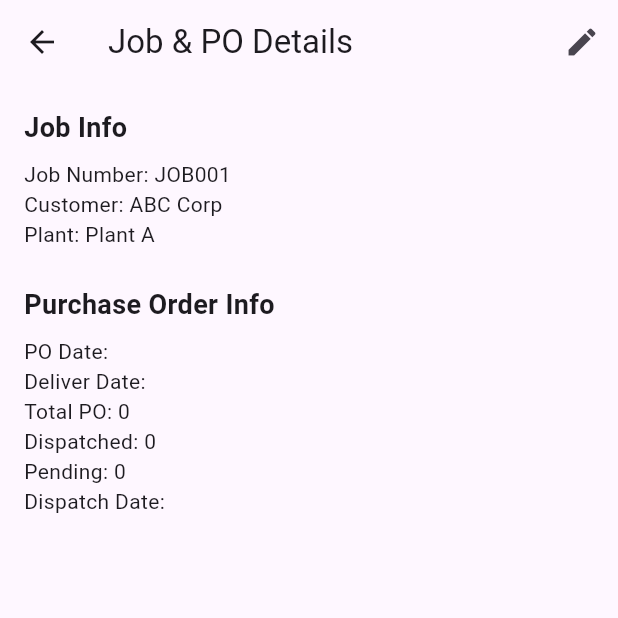
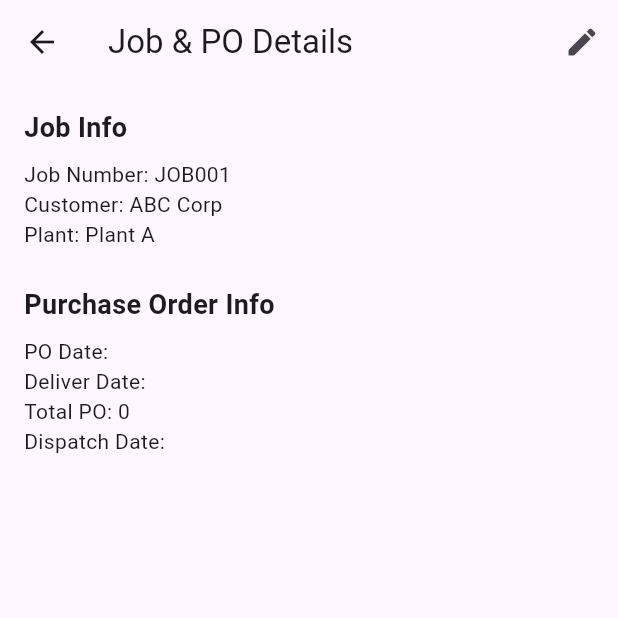
Before and after one commit to SHANKHHHH/NRCapp, a Flutter app: the PoAssignDetailsPage screen opened directly with sample values from the repository, on a phone screen of 412 x 824 dp, the top half of it. Run offline on Flutter 3.47's test engine with Material 3 defaults, Android fonts, the phone set to English and light mode, and no system bars; our stand-ins replace dio, go_router, shared_preferences; accounts and stored records are empty.

Commit message:
Updated the Details of both the Po and Job

```diff
--- a/lib/data/models/Job.dart
+++ b/lib/data/models/Job.dart
@@ -1,4 +1,5 @@
 import 'package:flutter/material.dart';
+import 'package:nrc/data/models/purchase_order.dart';
 
 enum JobStatus { active, inactive, hold, workingStarted, completed }
 enum JobDemand { high, medium, low }
@@ -35,6 +36,7 @@ class Job {
   final String? artworkApprovalDate;
   final String? shadeCardDate;
   final bool hasPoAdded;
+  final PurchaseOrder? purchaseOrder;
 
   Job({
     required this.jobNumber,
@@ -66,6 +68,7 @@ class Job {
     this.artworkApprovalDate,
     this.shadeCardDate,
     this.hasPoAdded = false,
+    this.purchaseOrder,
   });
 
   // Check if all artwork workflow steps are completed
@@ -115,6 +118,7 @@ class Job {
     String? artworkApprovalDate,
     String? shadeCardDate,
     bool? hasPoAdded,
+    PurchaseOrder? purchaseOrder,
   }) {
     return Job(
       jobNumber: jobNumber ?? this.jobNumber,
@@ -146,6 +150,7 @@ class Job {
       artworkApprovalDate: artworkApprovalDate ?? this.artworkApprovalDate,
       shadeCardDate: shadeCardDate ?? this.shadeCardDate,
       hasPoAdded: hasPoAdded ?? this.hasPoAdded,
+      purchaseOrder: purchaseOrder ?? this.purchaseOrder,
     );
   }
 }
--- a/lib/data/models/purchase_order.dart
+++ b/lib/data/models/purchase_order.dart
@@ -2,16 +2,12 @@ class PurchaseOrder {
   final String purchaseOrderDate;
   final String deliverDate;
   final int totalPo;
-  final int dispatchPo;
   final String dispatchDate;
 
   PurchaseOrder({
     required this.purchaseOrderDate,
     required this.deliverDate,
     required this.totalPo,
-    required this.dispatchPo,
     required this.dispatchDate,
   });
-
-  int get pending => totalPo - dispatchPo;
 }
--- a/lib/presentation/pages/purchaseorder/PoAssignDetailsPage.dart
+++ b/lib/presentation/pages/purchaseorder/PoAssignDetailsPage.dart
@@ -49,8 +49,6 @@ class PoAssignDetailsPage extends StatelessWidget {
           Text('PO Date: ${purchaseOrder.purchaseOrderDate}'),
           Text('Deliver Date: ${purchaseOrder.deliverDate}'),
           Text('Total PO: ${purchaseOrder.totalPo}'),
-          Text('Dispatched: ${purchaseOrder.dispatchPo}'),
-          Text('Pending: ${purchaseOrder.pending}'),
           Text('Dispatch Date: ${purchaseOrder.dispatchDate}'),
         ],
       ),
--- a/lib/presentation/pages/purchaseorder/PurchaseOrderInput.dart
+++ b/lib/presentation/pages/purchaseorder/PurchaseOrderInput.dart
@@ -40,7 +40,6 @@ class _PurchaseOrderInputState extends State<PurchaseOrderInput> {
       _purchaseOrderDateController.text = widget.existingPo!.purchaseOrderDate;
       _deliverDateController.text = widget.existingPo!.deliverDate;
       _totalPoController.text = widget.existingPo!.totalPo.toString();
-      _dispatchPoController.text = widget.existingPo!.dispatchPo.toString();
       _dispatchDateController.text = widget.existingPo!.dispatchDate;
     }
 
@@ -541,15 +540,16 @@ class _PurchaseOrderInputState extends State<PurchaseOrderInput> {
         purchaseOrderDate: _purchaseOrderDateController.text,
         deliverDate: _deliverDateController.text,
         totalPo: int.parse(_totalPoController.text),
-        dispatchPo: int.parse(_dispatchPoController.text),
         dispatchDate: _dispatchDateController.text,
       );
+
+      final updatedJob = widget.job.copyWith(purchaseOrder: purchaseOrder, hasPoAdded: true);
 
       // Navigate to Job Details Page
       context.push(
         '/job-details/${widget.job.jobNumber}',
         extra: {
-          'job': widget.job,
+          'job': updatedJob,
           'po': purchaseOrder,
         },
       );
```
Also changed, not shown: lib/presentation/pages/job/JobCard.dart (+16 -1 lines), 1 other file.
